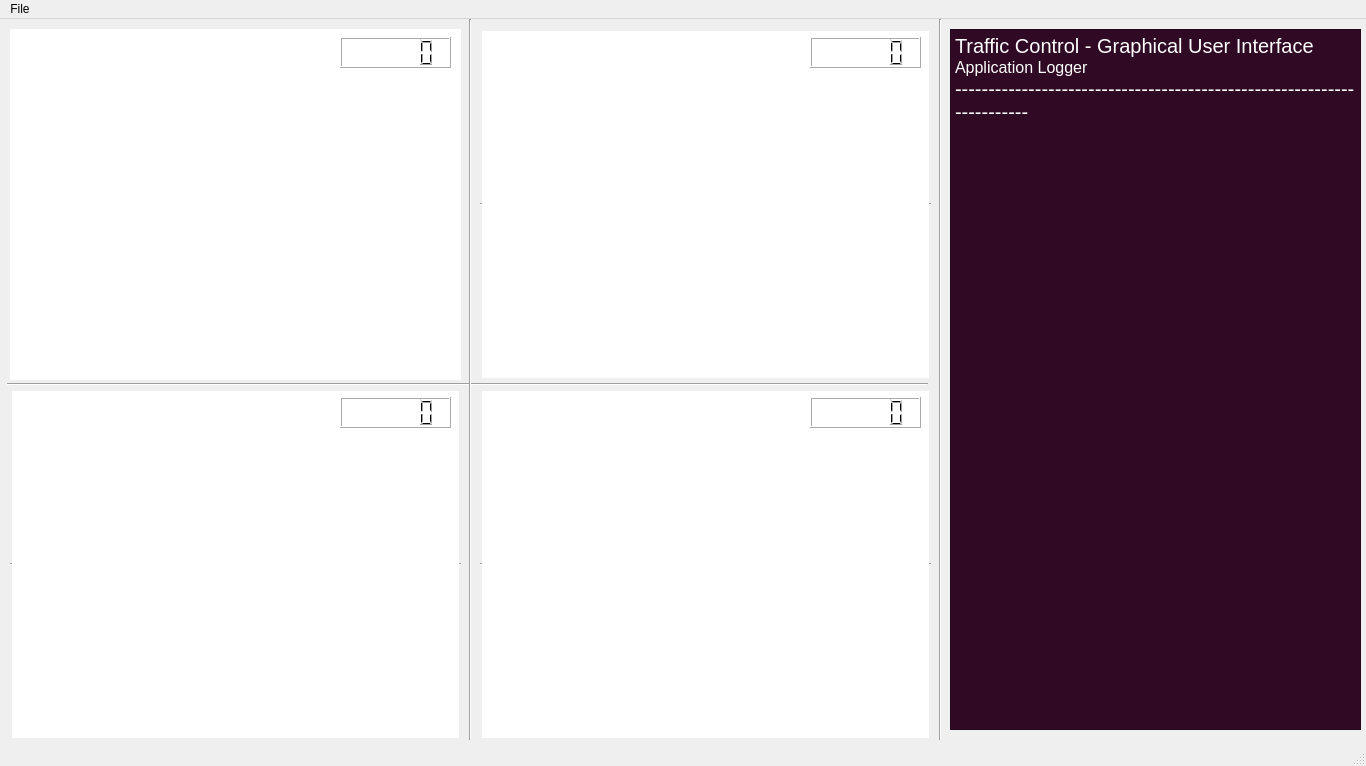
Qt form ui/Application.ui (vishruthys/Adaptive-Traffic-Signalling-with-Yolov3) before a commit.
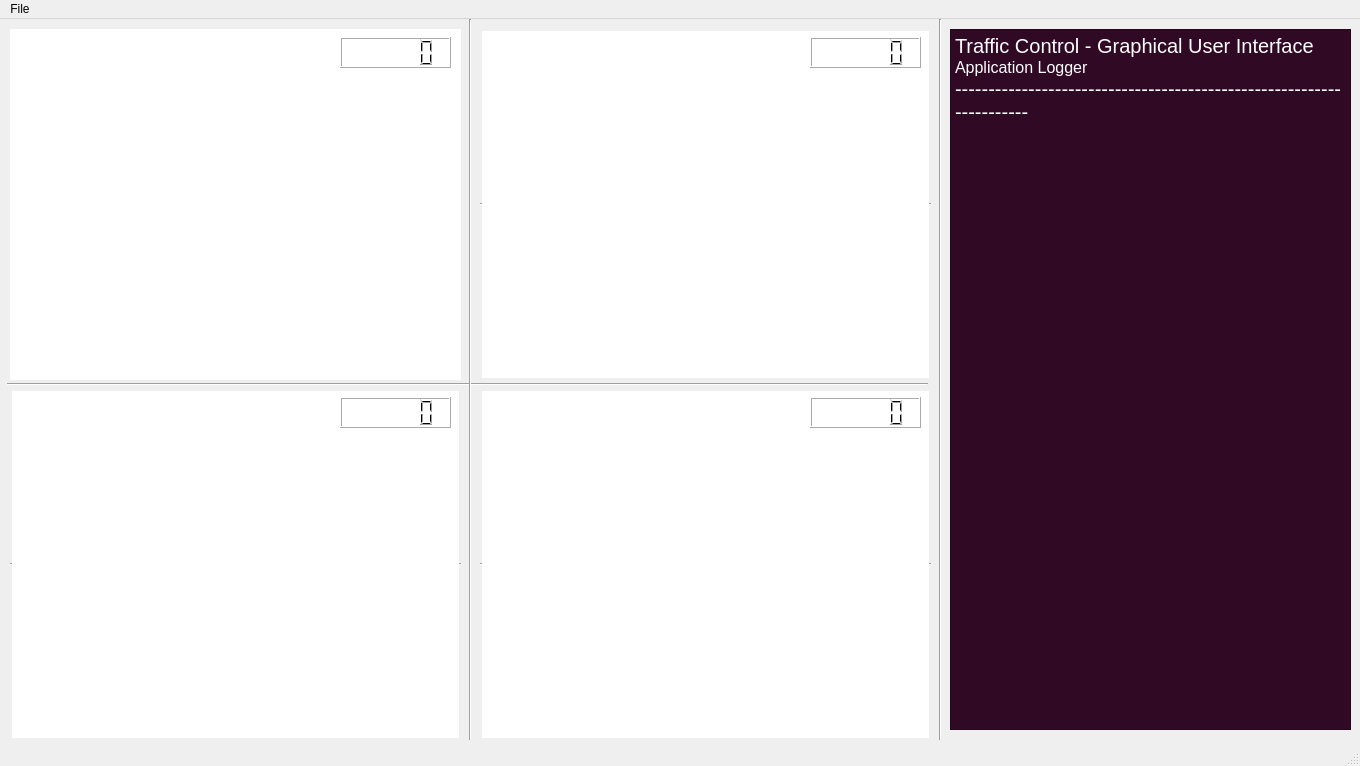
The same form after that commit. Icons and pictures are not drawn.

Diff of the .ui file:
```diff
--- a/ui/Application.ui
+++ b/ui/Application.ui
@@ -6,7 +6,7 @@
    <rect>
     <x>0</x>
     <y>0</y>
-    <width>1366</width>
+    <width>1360</width>
     <height>766</height>
    </rect>
   </property>
@@ -93,7 +93,7 @@
      <rect>
       <x>950</x>
       <y>10</y>
-      <width>411</width>
+      <width>401</width>
       <height>701</height>
      </rect>
     </property>
@@ -109,7 +109,7 @@
 &lt;/style&gt;&lt;/head&gt;&lt;body style=&quot; font-family:'Ubuntu'; font-size:11pt; font-weight:200; font-style:normal;&quot;&gt;
 &lt;p style=&quot; margin-top:0px; margin-bottom:0px; margin-left:0px; margin-right:0px; -qt-block-indent:0; text-indent:0px;&quot;&gt;&lt;span style=&quot; font-size:15pt;&quot;&gt;Traffic Control - Graphical User Interface&lt;/span&gt;&lt;/p&gt;
 &lt;p style=&quot; margin-top:0px; margin-bottom:0px; margin-left:0px; margin-right:0px; -qt-block-indent:0; text-indent:0px;&quot;&gt;&lt;span style=&quot; font-size:12pt;&quot;&gt;Application Logger&lt;/span&gt;&lt;/p&gt;
-&lt;p style=&quot; margin-top:0px; margin-bottom:0px; margin-left:0px; margin-right:0px; -qt-block-indent:0; text-indent:0px;&quot;&gt;&lt;span style=&quot; font-size:15pt;&quot;&gt;-----------------------------------------------------------------------&lt;/span&gt;&lt;/p&gt;
+&lt;p style=&quot; margin-top:0px; margin-bottom:0px; margin-left:0px; margin-right:0px; -qt-block-indent:0; text-indent:0px;&quot;&gt;&lt;span style=&quot; font-size:15pt;&quot;&gt;---------------------------------------------------------------------&lt;/span&gt;&lt;/p&gt;
 &lt;p style=&quot;-qt-paragraph-type:empty; margin-top:0px; margin-bottom:0px; margin-left:0px; margin-right:0px; -qt-block-indent:0; text-indent:0px; font-size:15pt;&quot;&gt;&lt;br /&gt;&lt;/p&gt;
 &lt;p style=&quot;-qt-paragraph-type:empty; margin-top:0px; margin-bottom:0px; margin-left:0px; margin-right:0px; -qt-block-indent:0; text-indent:0px;&quot;&gt;&lt;br /&gt;&lt;/p&gt;
 &lt;p style=&quot;-qt-paragraph-type:empty; margin-top:0px; margin-bottom:0px; margin-left:0px; margin-right:0px; -qt-block-indent:0; text-indent:0px;&quot;&gt;&lt;br /&gt;&lt;/p&gt;&lt;/body&gt;&lt;/html&gt;</string>
@@ -538,7 +538,7 @@
     <rect>
      <x>0</x>
      <y>0</y>
-     <width>1366</width>
+     <width>1360</width>
      <height>25</height>
     </rect>
    </property>
```
